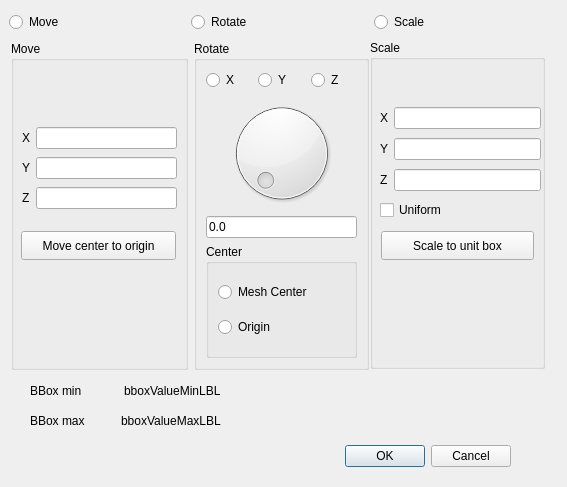
Above: src/meshlabplugins/meshfilter/transform.ui from cnr-isti-vclab/meshlab before the change. Below: the same form after it.
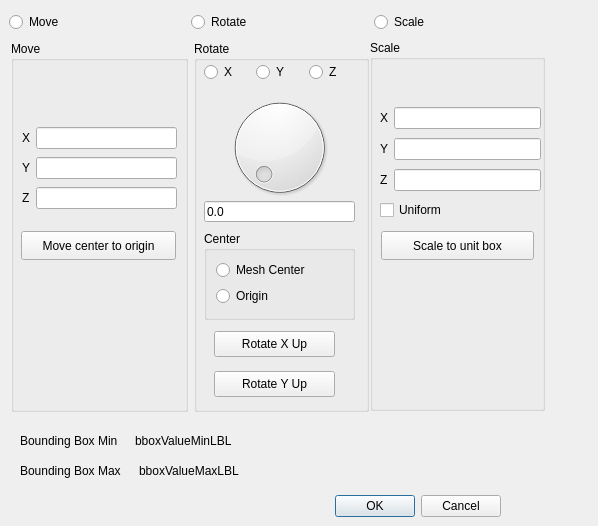
That is the form after the change.

Commit message: added scale to unit box, move obj center. Rotate around object and origin are not working actually.

Diff of the .ui file:
```diff
--- a/src/meshlabplugins/meshfilter/transform.ui
+++ b/src/meshlabplugins/meshfilter/transform.ui
@@ -8,8 +8,8 @@
    <rect>
     <x>0</x>
     <y>0</y>
-    <width>567</width>
-    <height>487</height>
+    <width>598</width>
+    <height>526</height>
    </rect>
   </property>
   <property name="windowTitle" >
@@ -18,9 +18,9 @@
   <widget class="QWidget" name="layoutWidget_3" >
    <property name="geometry" >
     <rect>
-     <x>30</x>
-     <y>410</y>
-     <width>191</width>
+     <x>20</x>
+     <y>460</y>
+     <width>232</width>
      <height>21</height>
     </rect>
    </property>
@@ -34,7 +34,7 @@
     <item>
      <widget class="QLabel" name="bboxMaxLBL" >
       <property name="text" >
-       <string>BBox max</string>
+       <string>Bounding Box Max</string>
       </property>
      </widget>
     </item>
@@ -50,8 +50,8 @@
   <widget class="QWidget" name="layoutWidget" >
    <property name="geometry" >
     <rect>
-     <x>30</x>
-     <y>440</y>
+     <x>20</x>
+     <y>490</y>
      <width>481</width>
      <height>33</height>
     </rect>
@@ -92,7 +92,39 @@
     </item>
    </layout>
   </widget>
-  <widget class="QWidget" name="layoutWidget" >
+  <widget class="QWidget" name="layoutWidget_2_2" >
+   <property name="geometry" >
+    <rect>
+     <x>20</x>
+     <y>430</y>
+     <width>224</width>
+     <height>21</height>
+    </rect>
+   </property>
+   <layout class="QHBoxLayout" >
+    <property name="margin" >
+     <number>0</number>
+    </property>
+    <property name="spacing" >
+     <number>6</number>
+    </property>
+    <item>
+     <widget class="QLabel" name="bboxMinLBL" >
+      <property name="text" >
+       <string>Bounding Box Min</string>
+      </property>
+     </widget>
+    </item>
+    <item>
+     <widget class="QLabel" name="bboxValueMinLBL" >
+      <property name="text" >
+       <string>bboxValueMinLBL</string>
+      </property>
+     </widget>
+    </item>
+   </layout>
+  </widget>
+  <widget class="QWidget" name="layoutWidget_2" >
    <property name="geometry" >
     <rect>
      <x>9</x>
@@ -137,60 +169,60 @@
      <x>194</x>
      <y>41</y>
      <width>175</width>
-     <height>329</height>
+     <height>371</height>
     </rect>
    </property>
    <property name="title" >
     <string>Rotate</string>
    </property>
-   <layout class="QGridLayout" >
-    <property name="margin" >
-     <number>9</number>
+   <widget class="QWidget" name="layoutWidget_4" >
+    <property name="geometry" >
+     <rect>
+      <x>10</x>
+      <y>20</y>
+      <width>151</width>
+      <height>23</height>
+     </rect>
     </property>
-    <property name="spacing" >
-     <number>6</number>
-    </property>
-    <item row="3" column="0" >
-     <widget class="QGroupBox" name="centerRotateBox" >
-      <property name="title" >
-       <string>Center</string>
-      </property>
-      <layout class="QGridLayout" >
+    <layout class="QHBoxLayout" >
        <property name="margin" >
-        <number>9</number>
+      <number>0</number>
        </property>
        <property name="spacing" >
         <number>6</number>
        </property>
-       <item row="0" column="0" >
-        <widget class="QRadioButton" name="centerRotateRB" >
+     <item>
+      <widget class="QRadioButton" name="xAxisRB" >
          <property name="text" >
-          <string>Mesh Center</string>
+        <string>X</string>
          </property>
         </widget>
        </item>
-       <item row="1" column="0" >
-        <widget class="QRadioButton" name="originRotateRB" >
+     <item>
+      <widget class="QRadioButton" name="yAxisRB" >
          <property name="text" >
-          <string>Origin</string>
+        <string>Y</string>
+       </property>
+      </widget>
+     </item>
+     <item>
+      <widget class="QRadioButton" name="zAxisRB" >
+       <property name="text" >
+        <string>Z</string>
          </property>
         </widget>
        </item>
       </layout>
      </widget>
-    </item>
-    <item row="2" column="0" >
-     <widget class="QLineEdit" name="rotateLE" >
-      <property name="text" >
-       <string>0.0</string>
-      </property>
-      <property name="maxLength" >
-       <number>10</number>
-      </property>
-     </widget>
-    </item>
-    <item row="1" column="0" >
      <widget class="QDial" name="rotateDial" >
+    <property name="geometry" >
+     <rect>
+      <x>10</x>
+      <y>50</y>
+      <width>151</width>
+      <height>113</height>
+     </rect>
+    </property>
       <property name="maximum" >
        <number>359</number>
       </property>
@@ -213,71 +245,83 @@
        <bool>false</bool>
       </property>
      </widget>
-    </item>
-    <item row="0" column="0" >
-     <layout class="QHBoxLayout" >
-      <property name="margin" >
-       <number>0</number>
-      </property>
-      <property name="spacing" >
-       <number>6</number>
-      </property>
-      <item>
-       <widget class="QRadioButton" name="xAxisRB" >
-        <property name="text" >
-         <string>X</string>
-        </property>
-       </widget>
-      </item>
-      <item>
-       <widget class="QRadioButton" name="yAxisRB" >
-        <property name="text" >
-         <string>Y</string>
-        </property>
-       </widget>
-      </item>
-      <item>
-       <widget class="QRadioButton" name="zAxisRB" >
-        <property name="text" >
-         <string>Z</string>
-        </property>
-       </widget>
-      </item>
-     </layout>
-    </item>
-   </layout>
-  </widget>
-  <widget class="QWidget" name="layoutWidget_2" >
+   <widget class="QLineEdit" name="rotateLE" >
    <property name="geometry" >
     <rect>
-     <x>30</x>
-     <y>380</y>
-     <width>191</width>
+      <x>10</x>
+      <y>160</y>
+      <width>151</width>
      <height>21</height>
     </rect>
    </property>
-   <layout class="QHBoxLayout" >
+    <property name="text" >
+     <string>0.0</string>
+    </property>
+    <property name="maxLength" >
+     <number>10</number>
+    </property>
+   </widget>
+   <widget class="QGroupBox" name="centerRotateBox" >
+    <property name="geometry" >
+     <rect>
+      <x>10</x>
+      <y>190</y>
+      <width>151</width>
+      <height>89</height>
+     </rect>
+    </property>
+    <property name="title" >
+     <string>Center</string>
+    </property>
+    <layout class="QGridLayout" >
     <property name="margin" >
-     <number>0</number>
+      <number>9</number>
     </property>
     <property name="spacing" >
      <number>6</number>
     </property>
-    <item>
-     <widget class="QLabel" name="bboxMinLBL" >
+     <item row="0" column="0" >
+      <widget class="QRadioButton" name="centerRotateRB" >
       <property name="text" >
-       <string>BBox min</string>
+        <string>Mesh Center</string>
       </property>
      </widget>
     </item>
-    <item>
-     <widget class="QLabel" name="bboxValueMinLBL" >
+     <item row="1" column="0" >
+      <widget class="QRadioButton" name="originRotateRB" >
       <property name="text" >
-       <string>bboxValueMinLBL</string>
+        <string>Origin</string>
       </property>
      </widget>
     </item>
    </layout>
+   </widget>
+   <widget class="QPushButton" name="rotateYUpPB" >
+    <property name="geometry" >
+     <rect>
+      <x>20</x>
+      <y>330</y>
+      <width>121</width>
+      <height>26</height>
+     </rect>
+    </property>
+    <property name="text" >
+     <string>Rotate Y Up</string>
+    </property>
+   </widget>
+   <widget class="QPushButton" name="rotateXUpPB" >
+    <property name="geometry" >
+     <rect>
+      <x>20</x>
+      <y>290</y>
+      <width>121</width>
+      <height>26</height>
+     </rect>
+    </property>
+    <property name="text" >
+     <string>Rotate X Up</string>
+    </property>
+   </widget>
   </widget>
   <widget class="QGroupBox" name="moveBox" >
    <property name="geometry" >
@@ -285,13 +329,13 @@
      <x>11</x>
      <y>41</y>
      <width>177</width>
-     <height>329</height>
+     <height>371</height>
     </rect>
    </property>
    <property name="title" >
     <string>Move</string>
    </property>
-   <widget class="QWidget" name="layoutWidget" >
+   <widget class="QWidget" name="layoutWidget_4_2" >
     <property name="geometry" >
      <rect>
       <x>11</x>
@@ -368,13 +412,13 @@
      <x>370</x>
      <y>40</y>
      <width>175</width>
-     <height>329</height>
+     <height>371</height>
     </rect>
    </property>
    <property name="title" >
     <string>Scale</string>
    </property>
-   <widget class="QWidget" name="layoutWidget" >
+   <widget class="QWidget" name="layoutWidget_5" >
     <property name="geometry" >
      <rect>
       <x>10</x>
```
Left out of the diff: 21 changed lines with no effect on the pictures. Lines whose indentation alone changed are shown as unchanged. The commit also changes 3 other files.
